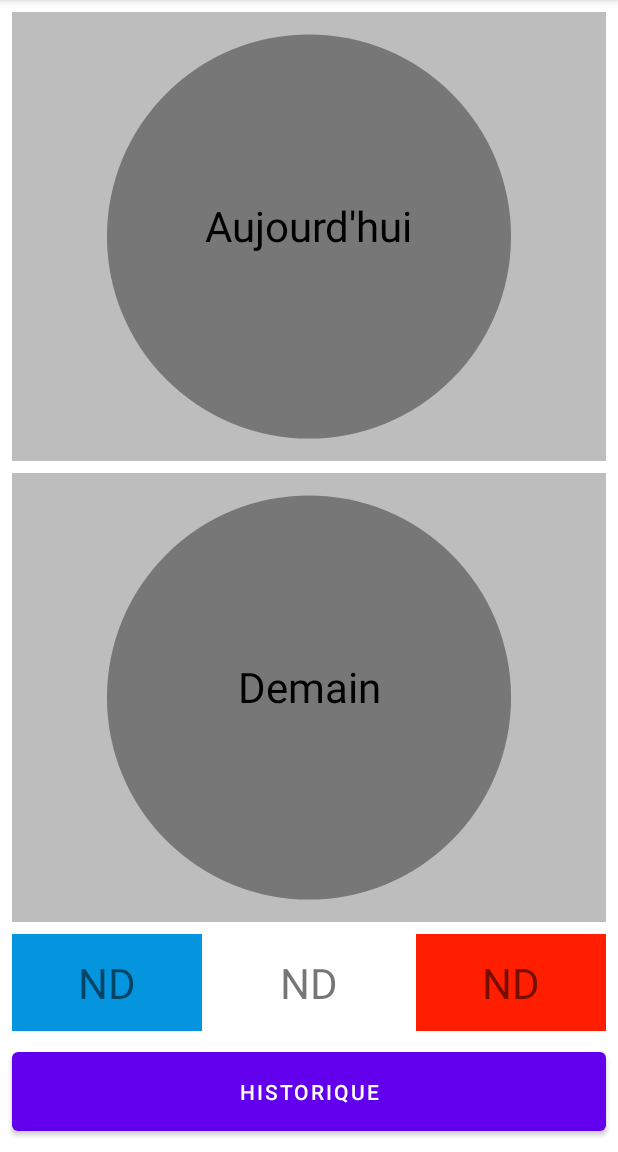
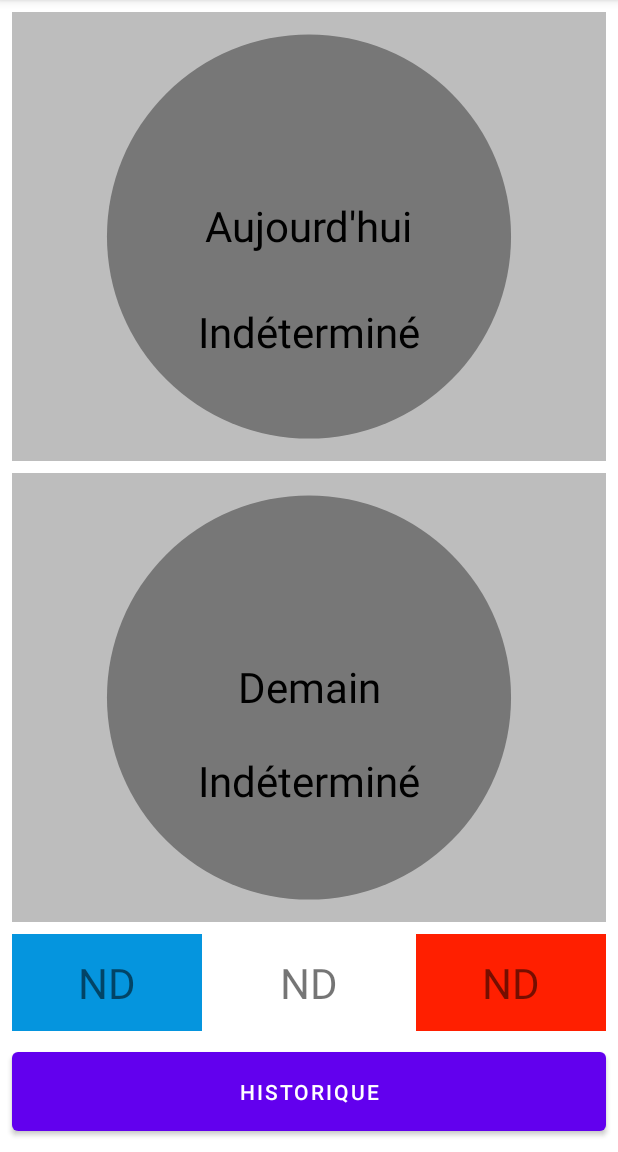
Before and after one commit to Arseid/B3TempoESTRADA, an Android app: the screen it shows after launch (MainActivity), on a phone screen of 412 x 824 dp, the part 84-1236 px from its top. Run offline under Robolectric (Android 15) with nearby library versions, the phone set to English and light mode, and no system bars; network calls fail.

Commit message:
Evolution 1

```diff
--- a/app/src/main/java/edu/ynov/b3tempoestrada/MainActivity.java
+++ b/app/src/main/java/edu/ynov/b3tempoestrada/MainActivity.java
@@ -6,6 +6,7 @@ import android.app.NotificationManager;
 import android.app.PendingIntent;
 import android.content.Context;
 import android.content.Intent;
+import android.content.res.Resources;
 import android.os.Build;
 import android.os.Bundle;
 import android.util.Log;
@@ -113,6 +114,23 @@ public class MainActivity extends AppCompatActivity implements View.OnClickListe
                     binding.todayDcv.setDayCircleColor(tempoDaysColor.getCouleurJourJ());
                     binding.tomorrowDcv.setDayCircleColor(tempoDaysColor.getCouleurJourJ1());
                     //checkColor4Notif(tempoDaysColor.getCouleurJourJ1());
+
+                    // Evolution 1
+                    Resources resources = getResources();
+                    if (tempoDaysColor.getCouleurJourJ().toString()=="BLUE")
+                        binding.colorTodayDcv.setText(resources.getString(R.string.tempo_blue_color_text));
+                    else if (tempoDaysColor.getCouleurJourJ().toString()=="RED")
+                        binding.colorTodayDcv.setText(resources.getString(R.string.tempo_red_color_text));
+                    else if (tempoDaysColor.getCouleurJourJ().toString()=="WHITE")
+                        binding.colorTodayDcv.setText(resources.getString(R.string.tempo_white_color_text));
+
+                    if (tempoDaysColor.getCouleurJourJ1().toString()=="BLUE")
+                        binding.colorTomorrowDcv.setText(resources.getString(R.string.tempo_blue_color_text));
+                    else if (tempoDaysColor.getCouleurJourJ1().toString()=="RED")
+                        binding.colorTomorrowDcv.setText(resources.getString(R.string.tempo_red_color_text));
+                    else if (tempoDaysColor.getCouleurJourJ1().toString()=="WHITE")
+                        binding.colorTomorrowDcv.setText(resources.getString(R.string.tempo_white_color_text));
+
                 } else {
                     Log.w(LOG_TAG, "call to getTempoDaysColor() failed with error code " + response.code());
                 }
--- a/app/src/main/res/layout-land/activity_main.xml
+++ b/app/src/main/res/layout-land/activity_main.xml
@@ -24,6 +24,19 @@
         app:layout_constraintStart_toStartOf="parent"
         app:layout_constraintTop_toTopOf="parent" />
 
+    <TextView
+        android:id="@+id/color_today_dcv"
+        android:layout_width="wrap_content"
+        android:layout_height="wrap_content"
+        android:text="@string/tempo_undecided_color_text"
+        android:textColor="@color/black"
+        android:textSize="@dimen/tempo_color_text_size"
+        android:layout_marginBottom="125dp"
+        app:layout_constraintBottom_toBottomOf="parent"
+        app:layout_constraintRight_toLeftOf="@+id/tomorrow_dcv"
+        app:layout_constraintLeft_toLeftOf="parent"
+        />
+
     <edu.ynov.b3tempoestrada.DayColorView
         android:id="@+id/tomorrow_dcv"
         android:layout_width="0dp"
@@ -40,6 +53,19 @@
         app:layout_constraintEnd_toStartOf="@+id/white_days_tv"
         app:layout_constraintStart_toEndOf="@+id/today_dcv"
         app:layout_constraintTop_toTopOf="parent" />
+
+    <TextView
+        android:id="@+id/color_tomorrow_dcv"
+        android:layout_width="wrap_content"
+        android:layout_height="wrap_content"
+        android:text="@string/tempo_undecided_color_text"
+        android:textColor="@color/black"
+        android:textSize="@dimen/tempo_color_text_size"
+        android:layout_marginBottom="125dp"
+        app:layout_constraintBottom_toBottomOf="parent"
+        app:layout_constraintRight_toLeftOf="@+id/guideline"
+        app:layout_constraintLeft_toRightOf="@+id/today_dcv"
+        />
 
     <androidx.constraintlayout.widget.Guideline
         android:id="@+id/guideline"
--- a/app/src/main/res/layout/activity_main.xml
+++ b/app/src/main/res/layout/activity_main.xml
@@ -23,6 +23,19 @@
         app:layout_constraintStart_toStartOf="parent"
         app:layout_constraintTop_toTopOf="parent" />
 
+    <TextView
+        android:id="@+id/color_today_dcv"
+        android:layout_width="wrap_content"
+        android:layout_height="wrap_content"
+        android:text="@string/tempo_undecided_color_text"
+        android:textColor="@color/black"
+        android:textSize="@dimen/tempo_color_text_size"
+        android:layout_marginBottom="75dp"
+        app:layout_constraintBottom_toTopOf="@+id/tomorrow_dcv"
+        app:layout_constraintLeft_toLeftOf="parent"
+        app:layout_constraintRight_toRightOf="parent"
+        />
+
     <edu.ynov.b3tempoestrada.DayColorView
         android:id="@+id/tomorrow_dcv"
         android:layout_width="0dp"
@@ -39,6 +52,19 @@
         app:layout_constraintHorizontal_bias="0.5"
         app:layout_constraintStart_toStartOf="parent"
         app:layout_constraintTop_toBottomOf="@+id/today_dcv" />
+
+    <TextView
+        android:id="@+id/color_tomorrow_dcv"
+        android:layout_width="wrap_content"
+        android:layout_height="wrap_content"
+        android:text="@string/tempo_undecided_color_text"
+        android:textColor="@color/black"
+        android:textSize="@dimen/tempo_color_text_size"
+        android:layout_marginBottom="75dp"
+        app:layout_constraintBottom_toTopOf="@+id/guideline2"
+        app:layout_constraintLeft_toLeftOf="parent"
+        app:layout_constraintRight_toRightOf="parent"
+        />
 
     <androidx.constraintlayout.widget.Guideline
         android:id="@+id/guideline2"
--- a/app/src/main/res/values/strings.xml
+++ b/app/src/main/res/values/strings.xml
@@ -13,9 +13,9 @@
     <string name="tempo_notif_title">Alerte Tempo</string>
     <string name="tempo_notif_text">"Demain jour %s"</string>
 
-    <string name="tempo_red_color_text">rouge</string>
-    <string name="tempo_white_color_text">blanc</string>
-    <string name="tempo_blue_color_text">bleu</string>
-    <string name="tempo_undecided_color_text">indéterminé</string>
+    <string name="tempo_red_color_text">Rouge</string>
+    <string name="tempo_white_color_text">Blanc</string>
+    <string name="tempo_blue_color_text">Bleu</string>
+    <string name="tempo_undecided_color_text">Indéterminé</string>
 
 </resources>
```
Also changed, not shown: 1 other file.
